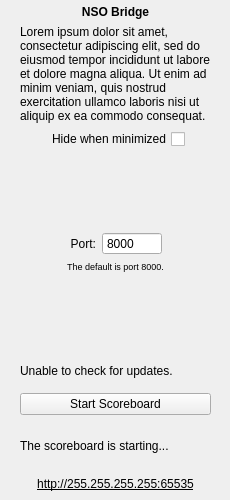
Before: the Qt Designer form NSOBridge.ui in someweisguy/NSOBridge, drawn with Qt 5.
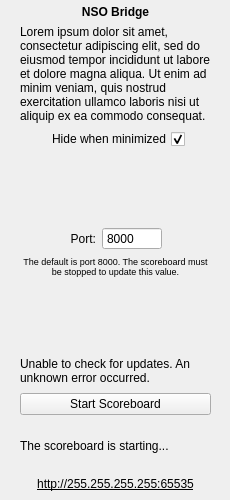
After: the same form once the commit is applied.

```diff
--- a/NSOBridge.ui
+++ b/NSOBridge.ui
@@ -127,6 +127,9 @@
         <property name="text">
          <string>Hide when minimized</string>
         </property>
+        <property name="checked">
+         <bool>true</bool>
+        </property>
        </widget>
       </item>
       <item row="0" column="0">
@@ -230,11 +233,14 @@
        </font>
       </property>
       <property name="text">
-       <string>The default is port 8000.</string>
+       <string>The default is port 8000. The scoreboard must be stopped to update this value.</string>
       </property>
       <property name="alignment">
        <set>Qt::AlignCenter</set>
       </property>
+      <property name="wordWrap">
+       <bool>true</bool>
+      </property>
      </widget>
     </item>
     <item>
@@ -268,7 +274,10 @@
        </size>
       </property>
       <property name="text">
-       <string>Unable to check for updates.</string>
+       <string>Unable to check for updates. An unknown error occurred.</string>
+      </property>
+      <property name="wordWrap">
+       <bool>true</bool>
       </property>
      </widget>
     </item>
```
